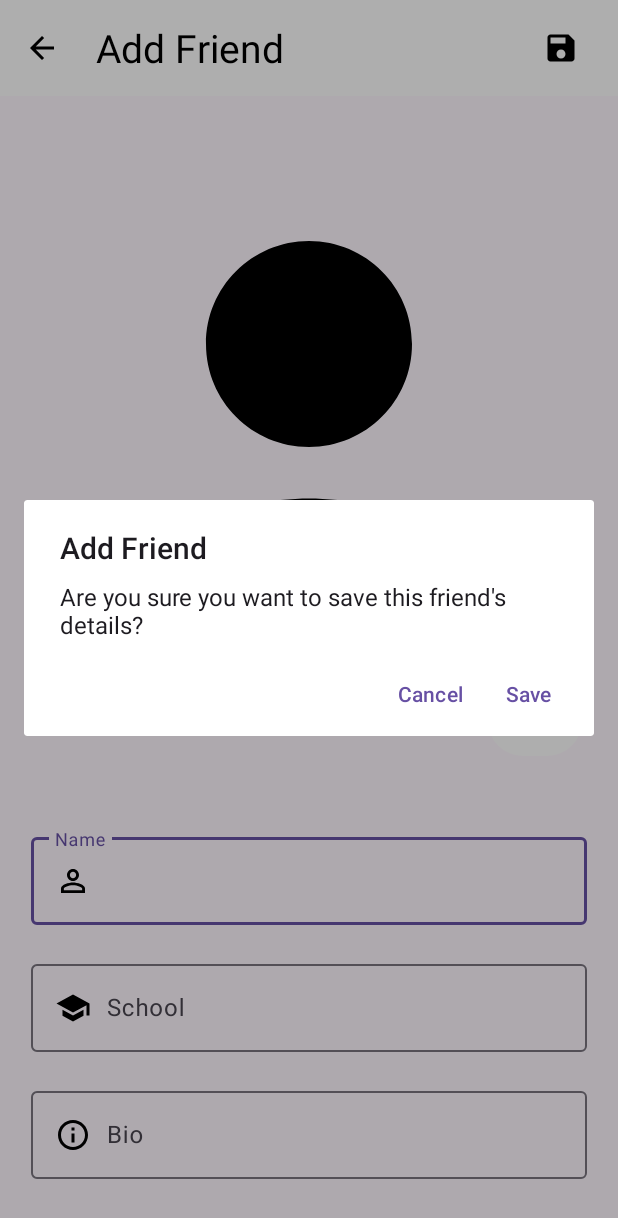
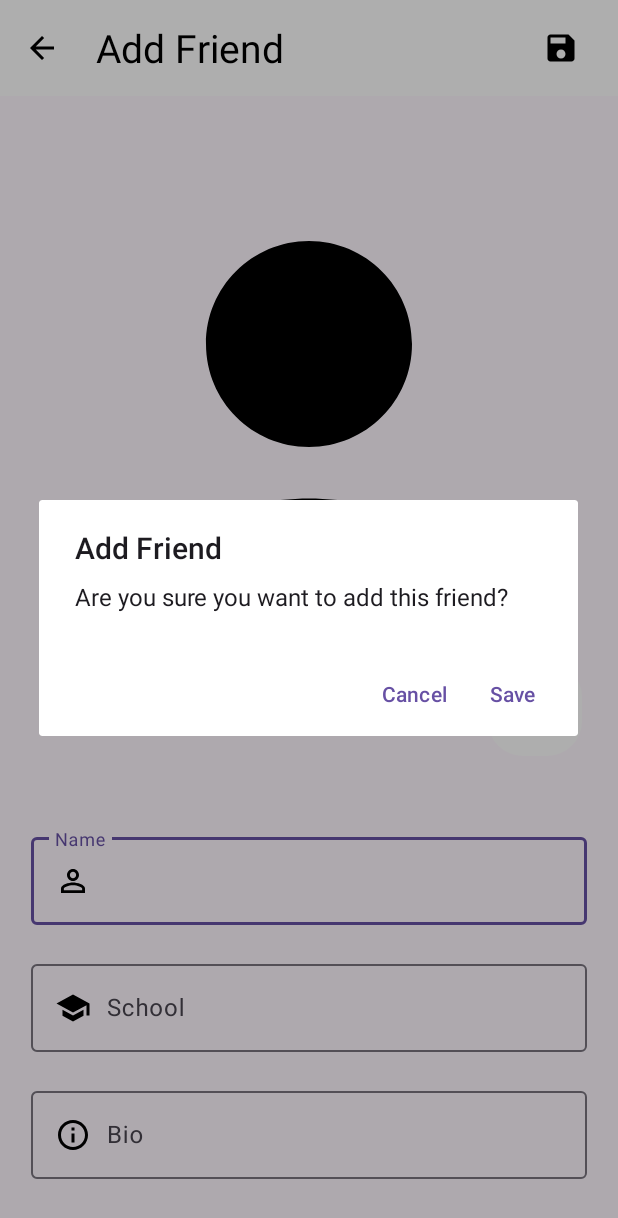
Before and after one commit to mufti-1448/Collaboration-Project, an Android app: the AddFriendActivity screen opened directly, with no data from a screen before it, after a tap on "Tombol Kamera", on a phone screen of 412 x 824 dp. Shown: the top 1218 px of the screen. Run offline under Robolectric (Android 15) with nearby library versions, the phone set to English and light mode, and no system bars; our stand-ins replace Room's generated code, sdp/ssp sizes.

Commit message:
Edit LogicAdd

```diff
--- a/app/src/main/java/com/colab/myfriend/AddFriendActivity.kt
+++ b/app/src/main/java/com/colab/myfriend/AddFriendActivity.kt
@@ -172,7 +172,7 @@ class AddFriendActivity : AppCompatActivity() {
     private fun showSaveDialog() {
         val builder = AlertDialog.Builder(this)
         builder.setTitle("Add Friend")
-        builder.setMessage("Are you sure you want to save this friend's details?")
+        builder.setMessage("Are you sure you want to add this friend?")
         builder.setPositiveButton("Save") { dialog, which ->
             addData()
             Toast.makeText(this, "Friend saved", Toast.LENGTH_SHORT).show()
```
